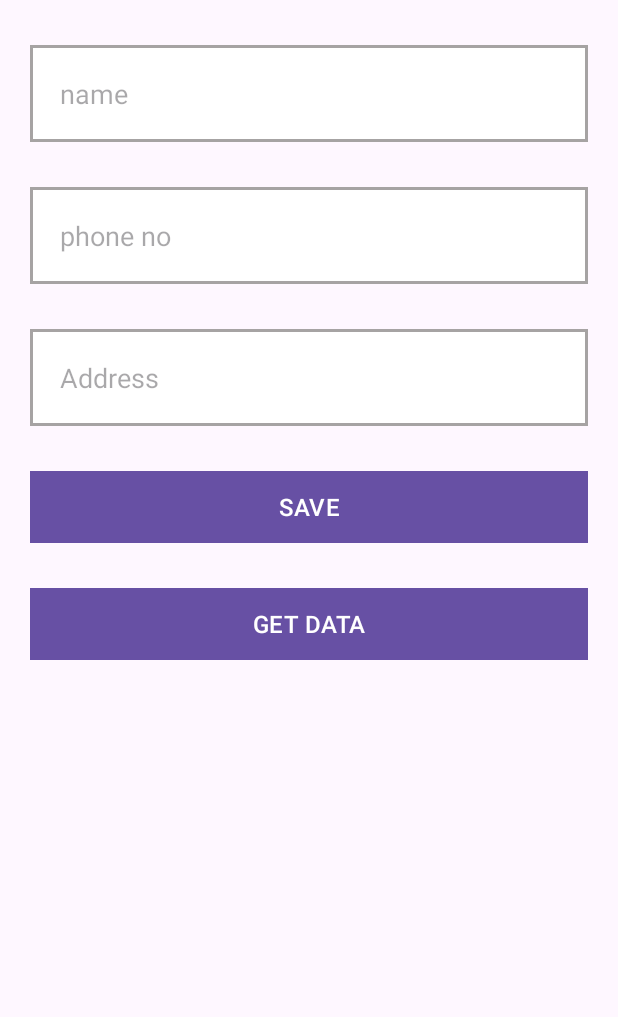
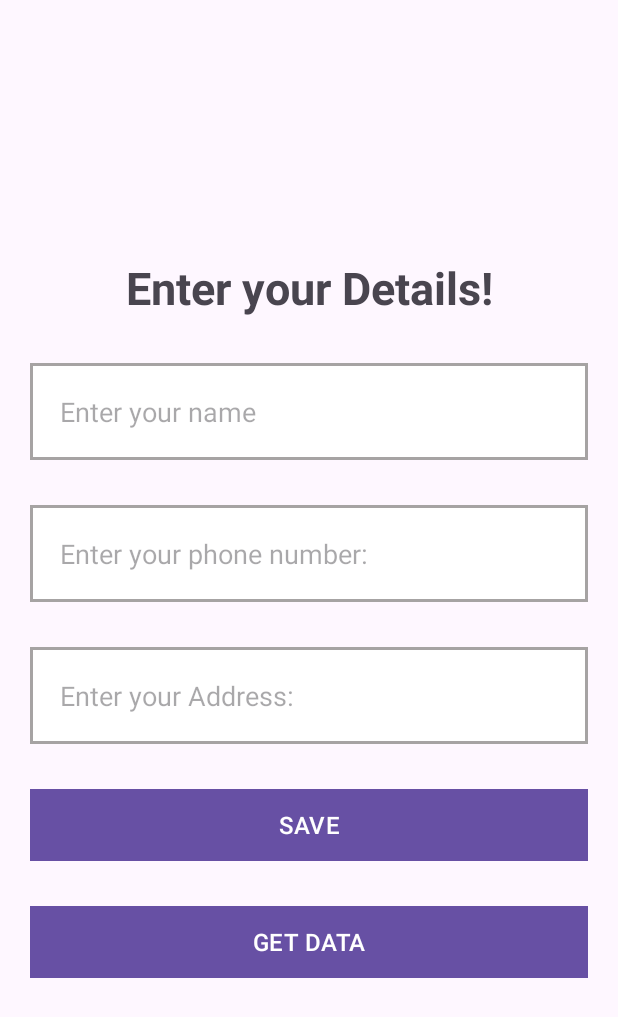
Before and after one commit to Ruban2205/mobile-application-development-android, an Android app: the screen it shows after launch (MainActivity), on a phone screen of 412 x 824 dp. Shown: the top 1017 px of the screen. Run offline under Robolectric (Android 15) with nearby library versions, the phone set to English and light mode, and no system bars; our stand-ins replace Room's generated code.

Commit message:
Update Design

```diff
--- a/3_StudentRoomDatabase/app/src/main/res/layout/activity_main.xml
+++ b/3_StudentRoomDatabase/app/src/main/res/layout/activity_main.xml
@@ -5,8 +5,18 @@
     android:layout_width="match_parent"
     android:layout_height="match_parent"
     android:orientation="vertical"
+    android:gravity="center"
     tools:context=".MainActivity">
 
+
+    <TextView
+        android:layout_width="match_parent"
+        android:layout_height="wrap_content"
+        android:text="Enter your Details!"
+        android:textSize="30sp"
+        android:textStyle="bold"
+        android:textAlignment="center"
+        />
 
     <EditText
         android:layout_width="match_parent"
@@ -16,7 +26,7 @@
         android:id="@+id/name"
         android:layout_marginRight="20sp"
         android:background="@drawable/edittext_background"
-        android:hint="name"
+        android:hint="Enter your name"
         android:padding="20sp"
         android:singleLine="true" />
 
@@ -28,7 +38,7 @@
         android:layout_marginTop="30sp"
         android:layout_marginRight="20sp"
         android:background="@drawable/edittext_background"
-        android:hint="phone no"
+        android:hint="Enter your phone number: "
         android:padding="20sp"
         android:singleLine="true" />
 
@@ -40,7 +50,7 @@
         android:id="@+id/address"
         android:layout_marginRight="20sp"
         android:background="@drawable/edittext_background"
-        android:hint="Address"
+        android:hint="Enter your Address: "
         android:padding="20sp"
         android:singleLine="true" />
 
```
Also changed, not shown: 3_StudentRoomDatabase/app/src/main/res/layout/rv_layout.xml (+10 -10 lines).
